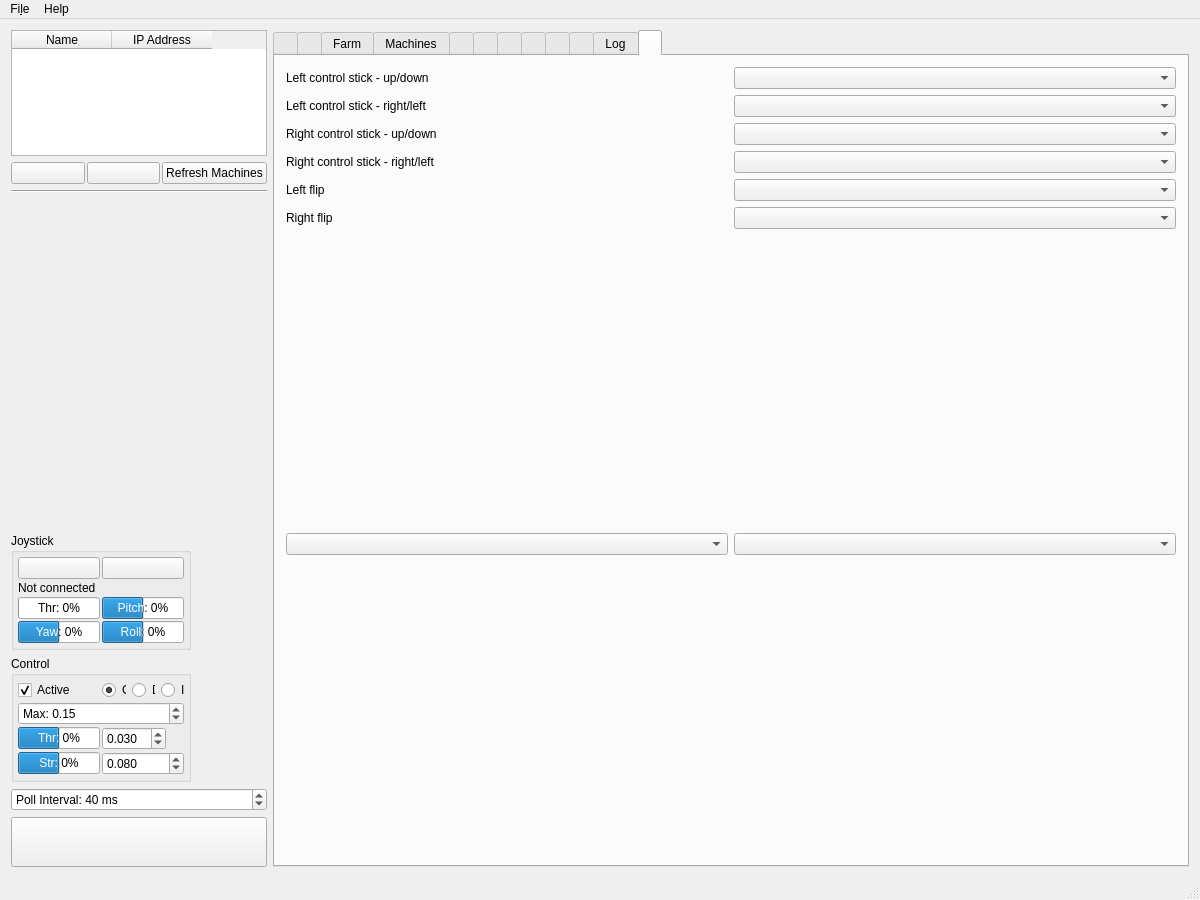
Qt form Linux/RControlStation/mainwindow.ui (GunnarLarssonSLU/rise_sdvp) before a commit.
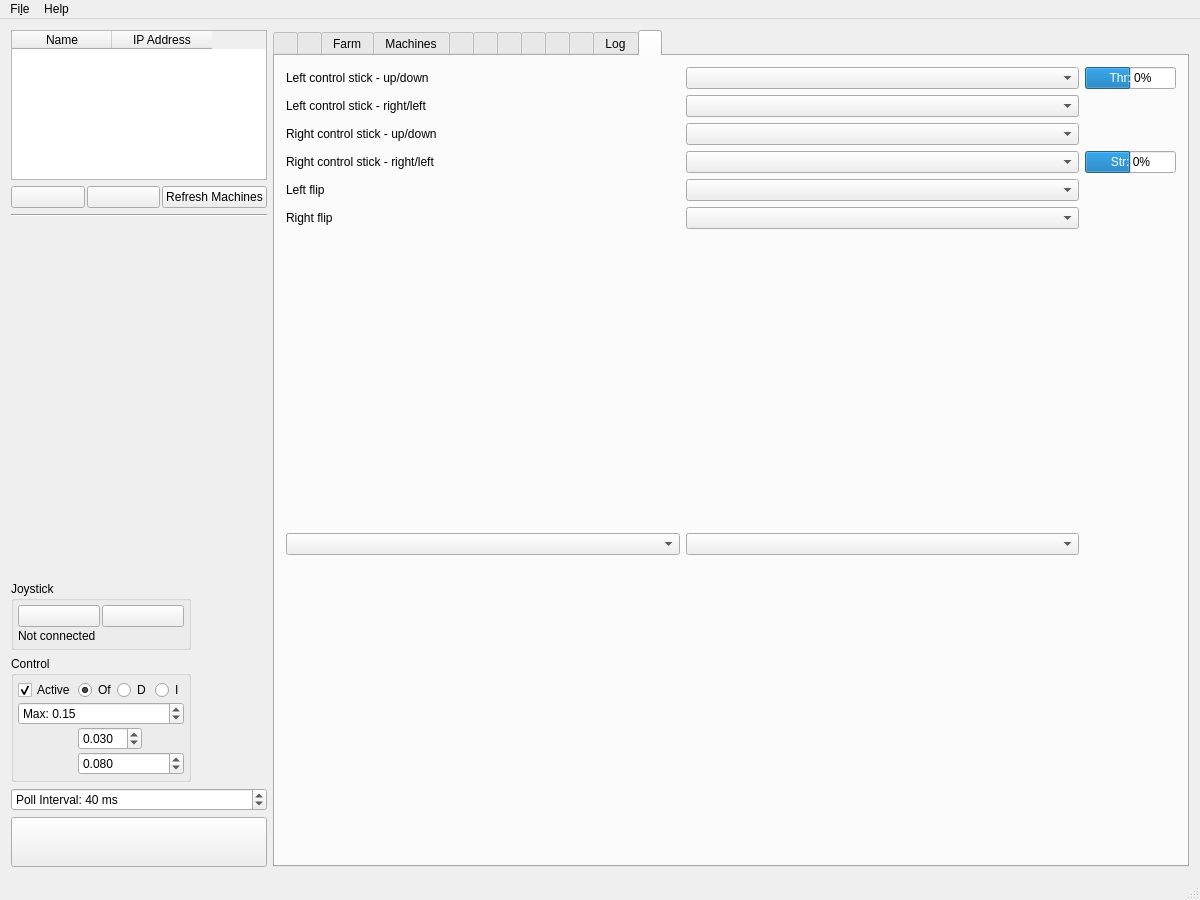
The same form after that commit. The open tabs and pages were chosen to show the change. Icons and pictures are not drawn. Custom widgets are drawn as their Qt base class.

Commit message:
Before adding DELETE key functionality to tableViewMachines
Generated by Mistral Vibe.

Patch:
```diff
--- a/Linux/RControlStation/mainwindow.ui
+++ b/Linux/RControlStation/mainwindow.ui
@@ -166,43 +166,6 @@
          <property name="spacing">
           <number>2</number>
          </property>
-         <item row="0" column="0">
-          <widget class="QPushButton" name="jsDisconnectButton">
-           <property name="text">
-            <string/>
-           </property>
-           <property name="icon">
-            <iconset resource="resources.qrc">
-             <normaloff>:/models/Icons/Disconnected-96.png</normaloff>:/models/Icons/Disconnected-96.png</iconset>
-           </property>
-          </widget>
-         </item>
-         <item row="3" column="1">
-          <widget class="QProgressBar" name="mrRollBar">
-           <property name="minimum">
-            <number>-100</number>
-           </property>
-           <property name="value">
-            <number>0</number>
-           </property>
-           <property name="format">
-            <string>Roll: %v%</string>
-           </property>
-          </widget>
-         </item>
-         <item row="2" column="0">
-          <widget class="QProgressBar" name="mrThrottleBar">
-           <property name="minimum">
-            <number>0</number>
-           </property>
-           <property name="value">
-            <number>0</number>
-           </property>
-           <property name="format">
-            <string>Thr: %v%</string>
-           </property>
-          </widget>
-         </item>
          <item row="0" column="1">
           <widget class="QPushButton" name="jsConnectButton">
            <property name="text">
@@ -214,6 +177,17 @@
            </property>
           </widget>
          </item>
+         <item row="0" column="0">
+          <widget class="QPushButton" name="jsDisconnectButton">
+           <property name="text">
+            <string/>
+           </property>
+           <property name="icon">
+            <iconset resource="resources.qrc">
+             <normaloff>:/models/Icons/Disconnected-96.png</normaloff>:/models/Icons/Disconnected-96.png</iconset>
+           </property>
+          </widget>
+         </item>
          <item row="1" column="0" colspan="2">
           <widget class="QLabel" name="jsConnectedLabel">
            <property name="text">
@@ -221,32 +195,6 @@
            </property>
           </widget>
          </item>
-         <item row="3" column="0">
-          <widget class="QProgressBar" name="mrYawBar">
-           <property name="minimum">
-            <number>-100</number>
-           </property>
-           <property name="value">
-            <number>0</number>
-           </property>
-           <property name="format">
-            <string>Yaw: %v%</string>
-           </property>
-          </widget>
-         </item>
-         <item row="2" column="1">
-          <widget class="QProgressBar" name="mrPitchBar">
-           <property name="minimum">
-            <number>-100</number>
-           </property>
-           <property name="value">
-            <number>0</number>
-           </property>
-           <property name="format">
-            <string>Pitch: %v%</string>
-           </property>
-          </widget>
-         </item>
         </layout>
        </widget>
       </item>
@@ -283,25 +231,6 @@
          <property name="spacing">
           <number>2</number>
          </property>
-         <item row="2" column="0">
-          <widget class="QProgressBar" name="throttleBar">
-           <property name="sizePolicy">
-            <sizepolicy hsizetype="Fixed" vsizetype="Fixed">
-             <horstretch>1</horstretch>
-             <verstretch>0</verstretch>
-            </sizepolicy>
-           </property>
-           <property name="minimum">
-            <number>-100</number>
-           </property>
-           <property name="value">
-            <number>0</number>
-           </property>
-           <property name="format">
-            <string>Thr: %v%</string>
-           </property>
-          </widget>
-         </item>
          <item row="0" column="1">
           <layout class="QHBoxLayout" name="horizontalLayout_6">
            <item>
@@ -405,25 +334,6 @@
            </property>
           </widget>
          </item>
-         <item row="3" column="0">
-          <widget class="QProgressBar" name="steeringBar">
-           <property name="sizePolicy">
-            <sizepolicy hsizetype="MinimumExpanding" vsizetype="Fixed">
-             <horstretch>1</horstretch>
-             <verstretch>0</verstretch>
-            </sizepolicy>
-           </property>
-           <property name="minimum">
-            <number>-100</number>
-           </property>
-           <property name="value">
-            <number>0</number>
-           </property>
-           <property name="format">
-            <string>Str: %v%</string>
-           </property>
-          </widget>
-         </item>
          <item row="0" column="0">
           <widget class="QCheckBox" name="checkBoxActiveKB">
            <property name="text">
@@ -502,7 +412,7 @@
        <enum>QTabWidget::TabPosition::North</enum>
       </property>
       <property name="currentIndex">
-       <number>3</number>
+       <number>11</number>
       </property>
       <widget class="QWidget" name="tab">
        <attribute name="icon">
@@ -1210,8 +1120,8 @@
                     <rect>
                      <x>0</x>
                      <y>0</y>
-                     <width>453</width>
-                     <height>540</height>
+                     <width>439</width>
+                     <height>535</height>
                     </rect>
                    </property>
                    <layout class="QVBoxLayout" name="verticalLayout_23">
@@ -4077,9 +3987,6 @@
         <string/>
        </attribute>
        <layout class="QGridLayout" name="gridLayout_Motor">
-        <item row="1" column="1">
-         <widget class="QComboBox" name="comboBox_controller6"/>
-        </item>
         <item row="1" column="0">
          <widget class="QLabel" name="label_5">
           <property name="text">
@@ -4087,6 +3994,16 @@
           </property>
          </widget>
         </item>
+        <item row="4" column="0">
+         <widget class="QLabel" name="label_9">
+          <property name="text">
+           <string>Left flip</string>
+          </property>
+         </widget>
+        </item>
+        <item row="6" column="1">
+         <widget class="QComboBox" name="comboBoxVehicleType"/>
+        </item>
         <item row="3" column="0">
          <widget class="QLabel" name="label_8">
           <property name="text">
@@ -4094,12 +4011,17 @@
           </property>
          </widget>
         </item>
-        <item row="0" column="0">
-         <widget class="QLabel" name="label_4">
-          <property name="text">
-           <string>Left control stick - up/down</string>
-          </property>
-         </widget>
+        <item row="6" column="0">
+         <widget class="QComboBox" name="comboBox_controller4"/>
+        </item>
+        <item row="1" column="1">
+         <widget class="QComboBox" name="comboBox_controller6"/>
+        </item>
+        <item row="3" column="1">
+         <widget class="QComboBox" name="comboBox_controller8"/>
+        </item>
+        <item row="5" column="1">
+         <widget class="QComboBox" name="comboBox_controller3"/>
         </item>
         <item row="6" column="0">
          <spacer name="verticalSpacer_12">
@@ -4114,14 +4036,15 @@
           </property>
          </spacer>
         </item>
-        <item row="2" column="1">
-         <widget class="QComboBox" name="comboBox_controller7"/>
-        </item>
         <item row="0" column="1">
          <widget class="QComboBox" name="comboBox_controller5"/>
         </item>
-        <item row="1" column="1">
-         <widget class="QComboBox" name="comboBox_controller2"/>
+        <item row="0" column="0">
+         <widget class="QLabel" name="label_4">
+          <property name="text">
+           <string>Left control stick - up/down</string>
+          </property>
+         </widget>
         </item>
         <item row="2" column="0">
          <widget class="QLabel" name="label_7">
@@ -4130,15 +4053,14 @@
           </property>
          </widget>
         </item>
-        <item row="3" column="1">
-         <widget class="QComboBox" name="comboBox_controller8"/>
+        <item row="1" column="1">
+         <widget class="QComboBox" name="comboBox_controller2"/>
         </item>
-        <item row="4" column="0">
-         <widget class="QLabel" name="label_9">
-          <property name="text">
-           <string>Left flip</string>
-          </property>
-         </widget>
+        <item row="4" column="1">
+         <widget class="QComboBox" name="comboBox_controller1"/>
+        </item>
+        <item row="2" column="1">
+         <widget class="QComboBox" name="comboBox_controller7"/>
         </item>
         <item row="5" column="0">
          <widget class="QLabel" name="label_10">
@@ -4147,17 +4069,43 @@
           </property>
          </widget>
         </item>
-        <item row="4" column="1">
-         <widget class="QComboBox" name="comboBox_controller1"/>
+        <item row="0" column="2">
+         <widget class="QProgressBar" name="throttleBar">
+          <property name="sizePolicy">
+           <sizepolicy hsizetype="Fixed" vsizetype="Fixed">
+            <horstretch>1</horstretch>
+            <verstretch>0</verstretch>
+           </sizepolicy>
+          </property>
+          <property name="minimum">
+           <number>-100</number>
+          </property>
+          <property name="value">
+           <number>0</number>
+          </property>
+          <property name="format">
+           <string>Thr: %v%</string>
+          </property>
+         </widget>
         </item>
-        <item row="5" column="1">
-         <widget class="QComboBox" name="comboBox_controller3"/>
-        </item>
-        <item row="6" column="0">
-         <widget class="QComboBox" name="comboBox_controller4"/>
-        </item>
-        <item row="6" column="1">
-         <widget class="QComboBox" name="comboBoxVehicleType"/>
+        <item row="3" column="2">
+         <widget class="QProgressBar" name="steeringBar">
+          <property name="sizePolicy">
+           <sizepolicy hsizetype="Fixed" vsizetype="Fixed">
+            <horstretch>1</horstretch>
+            <verstretch>0</verstretch>
+           </sizepolicy>
+          </property>
+          <property name="minimum">
+           <number>-100</number>
+          </property>
+          <property name="value">
+           <number>0</number>
+          </property>
+          <property name="format">
+           <string>Str: %v%</string>
+          </property>
+         </widget>
         </item>
        </layout>
       </widget>
```
